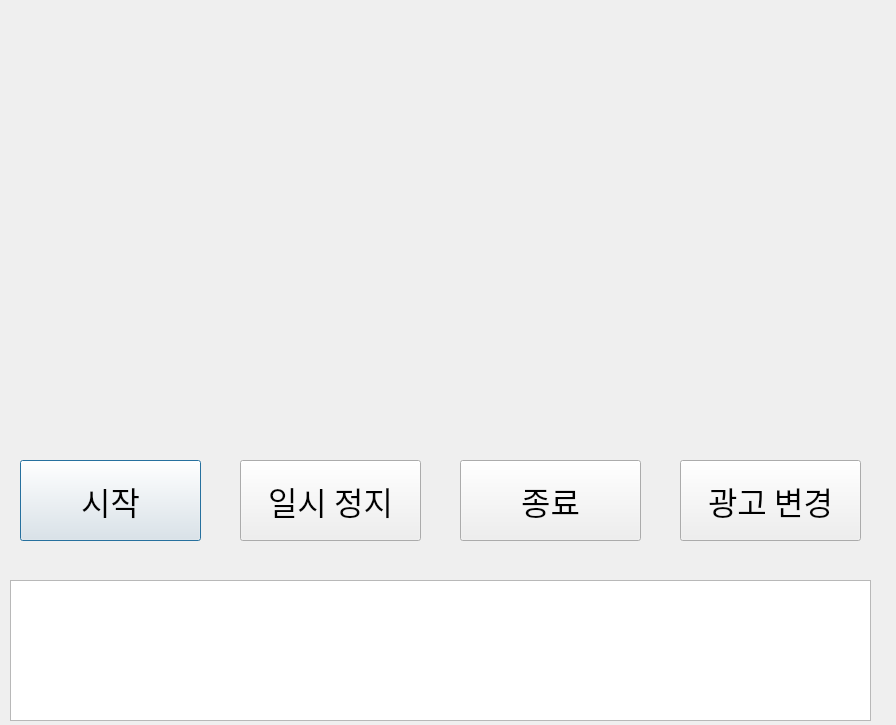
Qt form serverfinal.ui (sannyuni33/smartAD) before a commit.
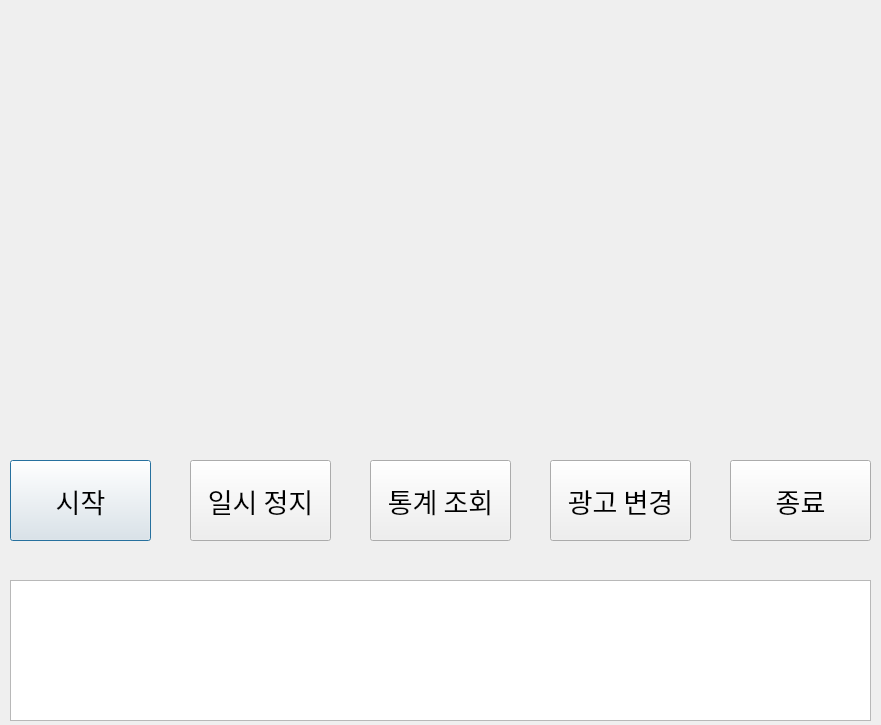
The same form after that commit.

Commit message: 2020.04.30 commit 서버 GUI 통계조회 버튼 추가 pushButton 재배치 기능구현은 아직 안함

```diff
--- a/serverfinal.ui
+++ b/serverfinal.ui
@@ -6,7 +6,7 @@
    <rect>
     <x>0</x>
     <y>0</y>
-    <width>896</width>
+    <width>881</width>
     <height>725</height>
    </rect>
   </property>
@@ -16,16 +16,16 @@
   <widget class="QPushButton" name="pushButton">
    <property name="geometry">
     <rect>
-     <x>20</x>
+     <x>10</x>
      <y>460</y>
-     <width>181</width>
+     <width>141</width>
      <height>81</height>
     </rect>
    </property>
    <property name="font">
     <font>
-     <family>Agency FB</family>
-     <pointsize>24</pointsize>
+     <family>08서울남산체 B</family>
+     <pointsize>20</pointsize>
     </font>
    </property>
    <property name="text">
@@ -35,35 +35,35 @@
   <widget class="QPushButton" name="pushButton_2">
    <property name="geometry">
     <rect>
-     <x>460</x>
+     <x>370</x>
      <y>460</y>
-     <width>181</width>
+     <width>141</width>
      <height>81</height>
     </rect>
    </property>
    <property name="font">
     <font>
-     <family>Agency FB</family>
-     <pointsize>24</pointsize>
+     <family>08서울남산체 B</family>
+     <pointsize>20</pointsize>
     </font>
    </property>
    <property name="text">
-    <string>종료</string>
+    <string>통계 조회</string>
    </property>
   </widget>
   <widget class="QPushButton" name="pushButton_3">
    <property name="geometry">
     <rect>
-     <x>240</x>
+     <x>190</x>
      <y>460</y>
-     <width>181</width>
+     <width>141</width>
      <height>81</height>
     </rect>
    </property>
    <property name="font">
     <font>
-     <family>Agency FB</family>
-     <pointsize>24</pointsize>
+     <family>08서울남산체 B</family>
+     <pointsize>20</pointsize>
     </font>
    </property>
    <property name="text">
@@ -73,20 +73,20 @@
   <widget class="QPushButton" name="pushButton_4">
    <property name="geometry">
     <rect>
-     <x>680</x>
+     <x>730</x>
      <y>460</y>
-     <width>181</width>
+     <width>141</width>
      <height>81</height>
     </rect>
    </property>
    <property name="font">
     <font>
-     <family>Agency FB</family>
-     <pointsize>24</pointsize>
+     <family>08서울남산체 B</family>
+     <pointsize>20</pointsize>
     </font>
    </property>
    <property name="text">
-    <string>광고 변경</string>
+    <string>종료</string>
    </property>
   </widget>
   <widget class="QLabel" name="label">
@@ -123,6 +123,30 @@
      <width>861</width>
      <height>141</height>
     </rect>
+   </property>
+   <property name="font">
+    <font>
+     <family>08서울남산체 EB</family>
+    </font>
+   </property>
+  </widget>
+  <widget class="QPushButton" name="pushButton_5">
+   <property name="geometry">
+    <rect>
+     <x>550</x>
+     <y>460</y>
+     <width>141</width>
+     <height>81</height>
+    </rect>
+   </property>
+   <property name="font">
+    <font>
+     <family>08서울남산체 B</family>
+     <pointsize>20</pointsize>
+    </font>
+   </property>
+   <property name="text">
+    <string>광고 변경</string>
    </property>
   </widget>
  </widget>
```
The commit also changes 1 other file.
